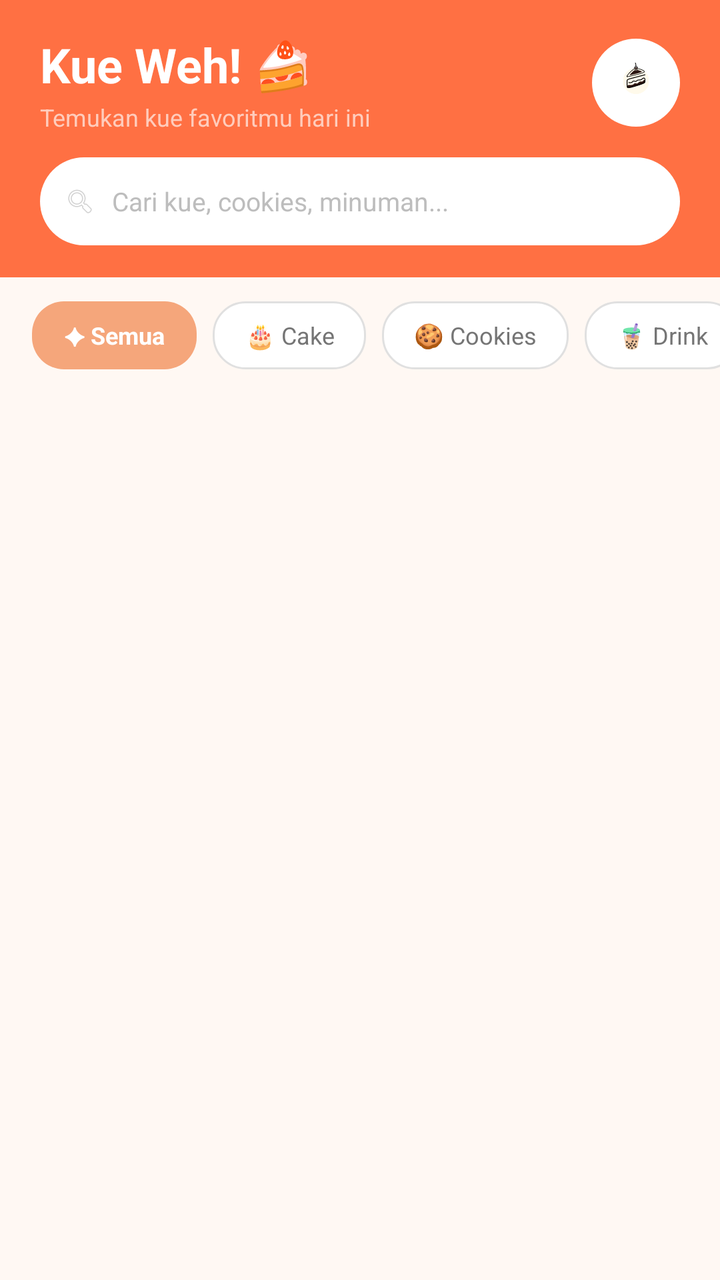
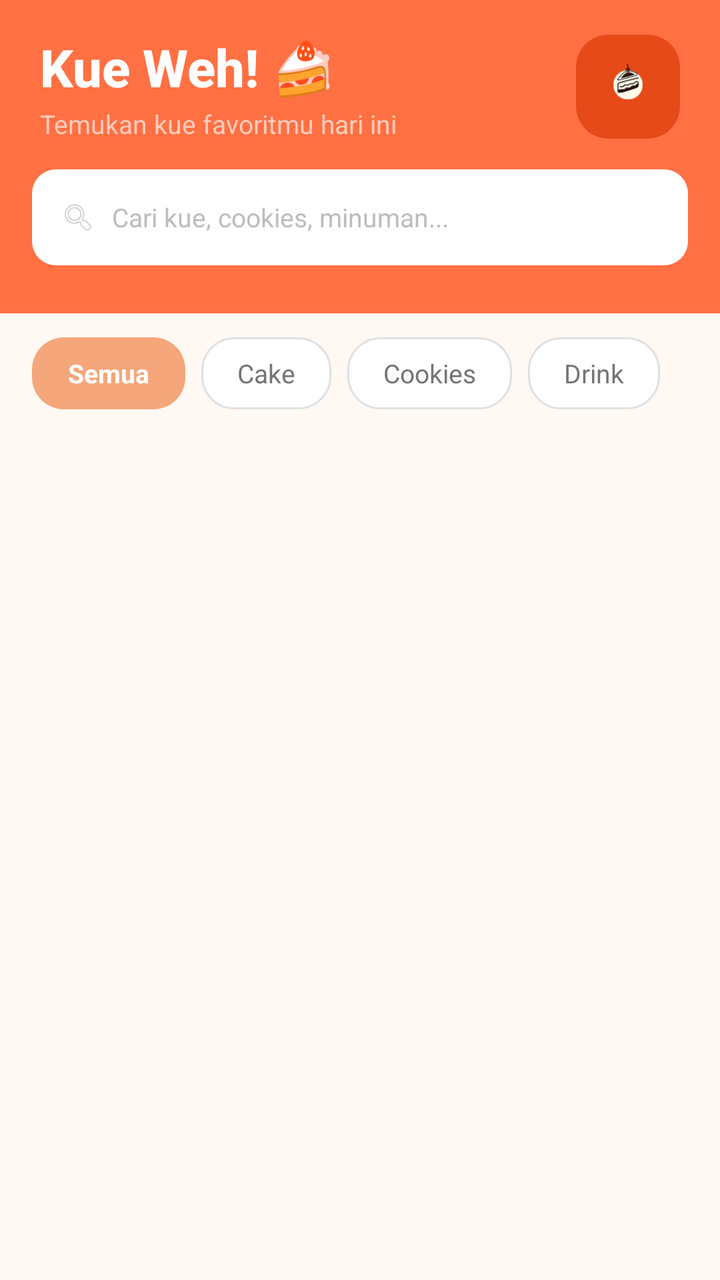

Two renders of the same Android screen: before a commit and after it. Below are the layout's source before the change and the commit's diff.
<!-- AndroidManifest.xml: application theme Theme.KueWeh -->
<!-- res/layout/fragment_home.xml -->
<?xml version="1.0" encoding="utf-8"?>
<LinearLayout
    xmlns:android="http://schemas.android.com/apk/res/android"
    xmlns:app="http://schemas.android.com/apk/res-auto"
    android:layout_width="match_parent"
    android:layout_height="match_parent"
    android:orientation="vertical"
    android:background="#FFF8F3">

    
    <LinearLayout
        android:layout_width="match_parent"
        android:layout_height="wrap_content"
        android:background="#FF7043"
        android:orientation="vertical"
        android:fitsSystemWindows="true"
        android:paddingLeft="20dp"
        android:paddingRight="20dp"
        android:paddingTop="16dp"
        android:paddingBottom="16dp">

        
        <LinearLayout
            android:layout_width="match_parent"
            android:layout_height="wrap_content"
            android:orientation="horizontal"
            android:gravity="center_vertical"
            android:layout_marginBottom="12dp">

            <LinearLayout
                android:layout_width="0dp"
                android:layout_height="wrap_content"
                android:layout_weight="1"
                android:orientation="vertical">

                <TextView
                    android:layout_width="wrap_content"
                    android:layout_height="wrap_content"
                    android:text="Kue Weh! 🍰"
                    android:textColor="#FFFFFF"
                    android:textSize="24sp"
                    android:textStyle="bold"/>

                <TextView
                    android:layout_width="wrap_content"
                    android:layout_height="wrap_content"
                    android:text="Temukan kue favoritmu hari ini"
                    android:textColor="#FFCCBC"
                    android:textSize="12sp"
                    android:layout_marginTop="2dp"/>
            </LinearLayout>

            
            <ImageView
                android:layout_width="44dp"
                android:layout_height="44dp"
                android:src="@drawable/ic_logo_kueweh"
                android:scaleType="fitCenter"
                android:background="@drawable/bg_search_rounded"
                android:padding="6dp"/>
        </LinearLayout>

        
        <LinearLayout
            android:layout_width="match_parent"
            android:layout_height="44dp"
            android:background="@drawable/bg_search_rounded"
            android:orientation="horizontal"
            android:gravity="center_vertical"
            android:paddingLeft="12dp"
            android:paddingRight="12dp">

            <ImageView
                android:layout_width="16dp"
                android:layout_height="16dp"
                android:src="@android:drawable/ic_menu_search"
                android:alpha="0.4"/>

            <EditText
                android:id="@+id/etSearch"
                android:layout_width="0dp"
                android:layout_height="match_parent"
                android:layout_weight="1"
                android:layout_marginLeft="8dp"
                android:background="@null"
                android:hint="Cari kue, cookies, minuman..."
                android:textColorHint="#BDBDBD"
                android:textColor="#1E1C18"
                android:textSize="13sp"
                android:inputType="text"
                android:imeOptions="actionSearch"
                android:singleLine="true"/>
        </LinearLayout>
    </LinearLayout>

    
    <HorizontalScrollView
        android:layout_width="match_parent"
        android:layout_height="wrap_content"
        android:scrollbars="none"
        android:paddingTop="12dp"
        android:paddingBottom="8dp"
        android:paddingLeft="16dp"
        android:paddingRight="16dp"
        android:clipToPadding="false">

        <LinearLayout
            android:layout_width="wrap_content"
            android:layout_height="wrap_content"
            android:orientation="horizontal"
            android:gravity="center_vertical">

            <TextView
                android:id="@+id/tvFilterSemua"
                android:layout_width="wrap_content"
                android:layout_height="34dp"
                android:gravity="center"
                android:background="@drawable/bg_chip_active"
                android:paddingLeft="16dp"
                android:paddingRight="16dp"
                android:text="✦ Semua"
                android:textColor="#FFFFFF"
                android:textSize="12sp"
                android:textStyle="bold"/>

            <TextView
                android:id="@+id/tvFilterCake"
                android:layout_width="wrap_content"
                android:layout_height="34dp"
                android:gravity="center"
                android:layout_marginLeft="8dp"
                android:background="@drawable/bg_chip_inactive"
                android:paddingLeft="16dp"
                android:paddingRight="16dp"
                android:text="🎂 Cake"
                android:textColor="#757575"
                android:textSize="12sp"/>

            <TextView
                android:id="@+id/tvFilterCookies"
                android:layout_width="wrap_content"
                android:layout_height="34dp"
                android:gravity="center"
                android:layout_marginLeft="8dp"
                android:background="@drawable/bg_chip_inactive"
                android:paddingLeft="16dp"
                android:paddingRight="16dp"
                android:text="🍪 Cookies"
                android:textColor="#757575"
                android:textSize="12sp"/>

            <TextView
                android:id="@+id/tvFilterDrink"
                android:layout_width="wrap_content"
                android:layout_height="34dp"
                android:gravity="center"
                android:layout_marginLeft="8dp"
                android:background="@drawable/bg_chip_inactive"
                android:paddingLeft="16dp"
                android:paddingRight="16dp"
                android:text="🧋 Drink"
                android:textColor="#757575"
                android:textSize="12sp"/>
        </LinearLayout>
    </HorizontalScrollView>

    
    <FrameLayout
        android:layout_width="match_parent"
        android:layout_height="0dp"
        android:layout_weight="1">

        <androidx.recyclerview.widget.RecyclerView
            android:id="@+id/rvKue"
            android:layout_width="match_parent"
            android:layout_height="match_parent"
            android:clipToPadding="false"
            android:paddingLeft="8dp"
            android:paddingRight="8dp"
            android:paddingBottom="16dp"
            android:visibility="visible"
            app:layoutManager="androidx.recyclerview.widget.GridLayoutManager"
            app:spanCount="2"/>

        <LinearLayout
            android:id="@+id/emptyStateHome"
            android:layout_width="match_parent"
            android:layout_height="match_parent"
            android:orientation="vertical"
            android:gravity="center"
            android:paddingLeft="40dp"
            android:paddingRight="40dp"
            android:visibility="gone">

            <TextView
                android:layout_width="wrap_content"
                android:layout_height="wrap_content"
                android:text="🔍"
                android:textSize="52sp"/>

            <TextView
                android:layout_width="wrap_content"
                android:layout_height="wrap_content"
                android:layout_marginTop="16dp"
                android:text="Produk Tidak Ditemukan"
                android:textColor="#1A1A1A"
                android:textSize="17sp"
                android:textStyle="bold"
                android:gravity="center"/>

            <TextView
                android:layout_width="wrap_content"
                android:layout_height="wrap_content"
                android:layout_marginTop="8dp"
                android:text="Coba kata kunci lain atau pilih kategori berbeda"
                android:textColor="#BDBDBD"
                android:textSize="13sp"
                android:gravity="center"
                android:lineSpacingExtra="4dp"/>
        </LinearLayout>

    </FrameLayout>

</LinearLayout>
<!-- resources referenced by this layout -->
<resources>
  <!-- drawable bg_chip_active (drawable) -->
  <?xml version="1.0" encoding="utf-8"?>
  <shape xmlns:android="http://schemas.android.com/apk/res/android">
      <solid android:color="#F5A67B" /> <corners android:radius="16dp" />
  </shape>
  <!-- drawable bg_chip_inactive (drawable) -->
  <?xml version="1.0" encoding="utf-8"?>
  <shape xmlns:android="http://schemas.android.com/apk/res/android">
      <solid android:color="#FFFFFF" />
      <stroke android:width="1dp" android:color="#E0E0E0" /> <corners android:radius="16dp" />
  </shape>
  <!-- drawable bg_search_rounded (drawable) -->
  <?xml version="1.0" encoding="utf-8"?>
  <shape xmlns:android="http://schemas.android.com/apk/res/android">
      <solid android:color="#FFFFFF" />
      <corners android:radius="24dp" /> </shape>
  <!-- drawable ic_logo_kueweh: vector/xml drawable (drawable, 7441 chars, omitted) -->
  <style name="Theme.KueWeh" parent="Theme.MaterialComponents.Light.NoActionBar">
          <item name="android:statusBarColor">@android:color/transparent</item>
  
          <item name="android:windowLightStatusBar">true</item>
      </style>
</resources>

<!-- the commit's change to res/layout/fragment_home.xml (unified diff, before → after) -->
@@ -1,23 +1,23 @@
 <?xml version="1.0" encoding="utf-8"?>
-<LinearLayout
+<androidx.constraintlayout.widget.ConstraintLayout
     xmlns:android="http://schemas.android.com/apk/res/android"
     xmlns:app="http://schemas.android.com/apk/res-auto"
     android:layout_width="match_parent"
     android:layout_height="match_parent"
-    android:orientation="vertical"
-    android:background="#FFF8F3">
+    android:background="#FFF8F3"
+    android:fitsSystemWindows="true">
 
     
     <LinearLayout
-        android:layout_width="match_parent"
+        android:id="@+id/headerHome"
+        android:layout_width="0dp"
         android:layout_height="wrap_content"
         android:background="#FF7043"
         android:orientation="vertical"
-        android:fitsSystemWindows="true"
-        android:paddingLeft="20dp"
-        android:paddingRight="20dp"
-        android:paddingTop="16dp"
-        android:paddingBottom="16dp">
+        android:paddingBottom="24dp"
+        app:layout_constraintTop_toTopOf="parent"
+        app:layout_constraintStart_toStartOf="parent"
+        app:layout_constraintEnd_toEndOf="parent">
 
         
         <LinearLayout
@@ -25,7 +25,9 @@
             android:layout_height="wrap_content"
             android:orientation="horizontal"
             android:gravity="center_vertical"
-            android:layout_marginBottom="12dp">
+            android:paddingHorizontal="20dp"
+            android:paddingTop="16dp"
+            android:paddingBottom="14dp">
 
             <LinearLayout
                 android:layout_width="0dp"
@@ -38,50 +40,59 @@
                     android:layout_height="wrap_content"
                     android:text="Kue Weh! 🍰"
                     android:textColor="#FFFFFF"
-                    android:textSize="24sp"
-                    android:textStyle="bold"/>
+                    android:textSize="26sp"
+                    android:textStyle="bold"
+                    android:fontFamily="sans-serif-medium"/>
 
                 <TextView
                     android:layout_width="wrap_content"
                     android:layout_height="wrap_content"
                     android:text="Temukan kue favoritmu hari ini"
                     android:textColor="#FFCCBC"
-                    android:textSize="12sp"
+                    android:textSize="13sp"
                     android:layout_marginTop="2dp"/>
             </LinearLayout>
 
             
-            <ImageView
-                android:layout_width="44dp"
-                android:layout_height="44dp"
-                android:src="@drawable/ic_logo_kueweh"
-                android:scaleType="fitCenter"
-                android:background="@drawable/bg_search_rounded"
-                android:padding="6dp"/>
+            <androidx.cardview.widget.CardView
+                android:layout_width="52dp"
+                android:layout_height="52dp"
+                app:cardCornerRadius="16dp"
+                app:cardElevation="0dp"
+                app:cardBackgroundColor="#E64A19">
+
+                <ImageView
+                    android:layout_width="match_parent"
+                    android:layout_height="match_parent"
+                    android:src="@drawable/ic_logo_kueweh"
+                    android:scaleType="fitCenter"
+                    android:padding="8dp"/>
+
+            </androidx.cardview.widget.CardView>
         </LinearLayout>
 
         
         <LinearLayout
             android:layout_width="match_parent"
-            android:layout_height="44dp"
-            android:background="@drawable/bg_search_rounded"
+            android:layout_height="48dp"
+            android:layout_marginHorizontal="16dp"
+            android:background="@drawable/bg_search_home"
             android:orientation="horizontal"
             android:gravity="center_vertical"
-            android:paddingLeft="12dp"
-            android:paddingRight="12dp">
+            android:paddingHorizontal="14dp">
 
             <ImageView
-                android:layout_width="16dp"
-                android:layout_height="16dp"
+                android:layout_width="18dp"
+                android:layout_height="18dp"
                 android:src="@android:drawable/ic_menu_search"
-                android:alpha="0.4"/>
+                android:alpha="0.45"/>
 
             <EditText
                 android:id="@+id/etSearch"
                 android:layout_width="0dp"
                 android:layout_height="match_parent"
                 android:layout_weight="1"
-                android:layout_marginLeft="8dp"
+                android:layout_marginStart="8dp"
                 android:background="@null"
                 android:hint="Cari kue, cookies, minuman..."
                 android:textColorHint="#BDBDBD"
@@ -95,14 +106,16 @@
 
     
     <HorizontalScrollView
-        android:layout_width="match_parent"
+        android:id="@+id/filterScroll"
+        android:layout_width="0dp"
         android:layout_height="wrap_content"
         android:scrollbars="none"
-        android:paddingTop="12dp"
-        android:paddingBottom="8dp"
-        android:paddingLeft="16dp"
-        android:paddingRight="16dp"
-        android:clipToPadding="false">
+        android:paddingVertical="12dp"
+        android:paddingHorizontal="16dp"
+        android:clipToPadding="false"
+        app:layout_constraintTop_toBottomOf="@id/headerHome"
+        app:layout_constraintStart_toStartOf="parent"
+        app:layout_constraintEnd_toEndOf="parent">
 
         <LinearLayout
             android:layout_width="wrap_content"
@@ -113,112 +126,108 @@
             <TextView
                 android:id="@+id/tvFilterSemua"
                 android:layout_width="wrap_content"
-                android:layout_height="34dp"
+                android:layout_height="36dp"
                 android:gravity="center"
                 android:background="@drawable/bg_chip_active"
-                android:paddingLeft="16dp"
-                android:paddingRight="16dp"
-                android:text="✦ Semua"
+                android:paddingHorizontal="18dp"
+                android:text="Semua"
                 android:textColor="#FFFFFF"
-                android:textSize="12sp"
+                android:textSize="13sp"
                 android:textStyle="bold"/>
 
             <TextView
                 android:id="@+id/tvFilterCake"
                 android:layout_width="wrap_content"
-                android:layout_height="34dp"
-                android:gravity="center"
-                android:layout_marginLeft="8dp"
+                android:layout_height="36dp"
+                android:gravity="center"
+                android:layout_marginStart="8dp"
                 android:background="@drawable/bg_chip_inactive"
-                android:paddingLeft="16dp"
-                android:paddingRight="16dp"
-                android:text="🎂 Cake"
+                android:paddingHorizontal="18dp"
+                android:text="Cake"
                 android:textColor="#757575"
-                android:textSize="12sp"/>
+                android:textSize="13sp"/>
 
             <TextView
                 android:id="@+id/tvFilterCookies"
                 android:layout_width="wrap_content"
-                android:layout_height="34dp"
-                android:gravity="center"
-                android:layout_marginLeft="8dp"
+                android:layout_height="36dp"
+                android:gravity="center"
+                android:layout_marginStart="8dp"
                 android:background="@drawable/bg_chip_inactive"
-                android:paddingLeft="16dp"
-                android:paddingRight="16dp"
-                android:text="🍪 Cookies"
+                android:paddingHorizontal="18dp"
+                android:text="Cookies"
                 android:textColor="#757575"
-                android:textSize="12sp"/>
+                android:textSize="13sp"/>
 
             <TextView
                 android:id="@+id/tvFilterDrink"
                 android:layout_width="wrap_content"
-                android:layout_height="34dp"
-                android:gravity="center"
-                android:layout_marginLeft="8dp"
+                android:layout_height="36dp"
+                android:gravity="center"
+                android:layout_marginStart="8dp"
                 android:background="@drawable/bg_chip_inactive"
-                android:paddingLeft="16dp"
-                android:paddingRight="16dp"
-                android:text="🧋 Drink"
+                android:paddingHorizontal="18dp"
+                android:text="Drink"
                 android:textColor="#757575"
-                android:textSize="12sp"/>
+                android:textSize="13sp"/>
         </LinearLayout>
     </HorizontalScrollView>
 
     
-    <FrameLayout
-        android:layout_width="match_parent"
+    <androidx.recyclerview.widget.RecyclerView
+        android:id="@+id/rvKue"
+        android:layout_width="0dp"
         android:layout_height="0dp"
-        android:layout_weight="1">
-
-        <androidx.recyclerview.widget.RecyclerView
-            android:id="@+id/rvKue"
-            android:layout_width="match_parent"
-            android:layout_height="match_parent"
-            android:clipToPadding="false"
-            android:paddingLeft="8dp"
-            android:paddingRight="8dp"
-            android:paddingBottom="16dp"
-            android:visibility="visible"
-            app:layoutManager="androidx.recyclerview.widget.GridLayoutManager"
-            app:spanCount="2"/>
-
-        <LinearLayout
-            android:id="@+id/emptyStateHome"
-            android:layout_width="match_parent"
-            android:layout_height="match_parent"
-            android:orientation="vertical"
+        android:clipToPadding="false"
+        android:paddingHorizontal="8dp"
+        android:paddingBottom="16dp"
+        android:visibility="visible"
+        app:layout_constraintTop_toBottomOf="@id/filterScroll"
+        app:layout_constraintBottom_toBottomOf="parent"
+        app:layout_constraintStart_toStartOf="parent"
+        app:layout_constraintEnd_toEndOf="parent"
+        app:layoutManager="androidx.recyclerview.widget.GridLayoutManager"
+        app:spanCount="2"/>
+
+    
+    <LinearLayout
+        android:id="@+id/emptyStateHome"
+        android:layout_width="0dp"
+        android:layout_height="0dp"
+        android:orientation="vertical"
+        android:gravity="center"
+        android:paddingHorizontal="40dp"
+        android:visibility="gone"
+        app:layout_constraintTop_toBottomOf="@id/filterScroll"
+        app:layout_constraintBottom_toBottomOf="parent"
+        app:layout_constraintStart_toStartOf="parent"
+        app:layout_constraintEnd_toEndOf="parent">
+
+        <TextView
+            android:layout_width="wrap_content"
+            android:layout_height="wrap_content"
+            android:text=""
+            android:textSize="56sp"/>
+
+        <TextView
+            android:layout_width="wrap_content"
+            android:layout_height="wrap_content"
+            android:layout_marginTop="16dp"
+            android:text="Produk Tidak Ditemukan"
+            android:textColor="#1A1A1A"
+            android:textSize="18sp"
+            android:textStyle="bold"
+            android:gravity="center"/>
+
+        <TextView
+            android:layout_width="wrap_content"
+            android:layout_height="wrap_content"
+            android:layout_marginTop="8dp"
+            android:text="Coba kata kunci lain atau\npilih kategori yang berbeda"
+            android:textColor="#BDBDBD"
+            android:textSize="14sp"
             android:gravity="center"
-            android:paddingLeft="40dp"
-            android:paddingRight="40dp"
-            android:visibility="gone">
-
-            <TextView
-                android:layout_width="wrap_content"
-                android:layout_height="wrap_content"
-                android:text="🔍"
-                android:textSize="52sp"/>
-
-            <TextView
-                android:layout_width="wrap_content"
-                android:layout_height="wrap_content"
-                android:layout_marginTop="16dp"
-                android:text="Produk Tidak Ditemukan"
-                android:textColor="#1A1A1A"
-                android:textSize="17sp"
-                android:textStyle="bold"
-                android:gravity="center"/>
-
-            <TextView
-                android:layout_width="wrap_content"
-                android:layout_height="wrap_content"
-                android:layout_marginTop="8dp"
-                android:text="Coba kata kunci lain atau pilih kategori berbeda"
-                android:textColor="#BDBDBD"
-                android:textSize="13sp"
-                android:gravity="center"
-                android:lineSpacingExtra="4dp"/>
-        </LinearLayout>
-
-    </FrameLayout>
-
-</LinearLayout>
+            android:lineSpacingExtra="4dp"/>
+    </LinearLayout>
+
+</androidx.constraintlayout.widget.ConstraintLayout>
<!-- resource entries referenced after the edit -->
@@ -11,11 +11,12 @@
       <solid android:color="#FFFFFF" />
       <stroke android:width="1dp" android:color="#E0E0E0" /> <corners android:radius="16dp" />
   </shape>
-  <!-- drawable bg_search_rounded (drawable) -->
+  <!-- drawable bg_search_home (drawable) -->
   <?xml version="1.0" encoding="utf-8"?>
   <shape xmlns:android="http://schemas.android.com/apk/res/android">
-      <solid android:color="#FFFFFF" />
-      <corners android:radius="24dp" /> </shape>
+      <solid android:color="#FFFFFF"/>
+      <corners android:radius="12dp"/>
+  </shape>
   <!-- drawable ic_logo_kueweh: vector/xml drawable (drawable, 7441 chars, omitted) -->
   <style name="Theme.KueWeh" parent="Theme.MaterialComponents.Light.NoActionBar">
           <item name="android:statusBarColor">@android:color/transparent</item>
